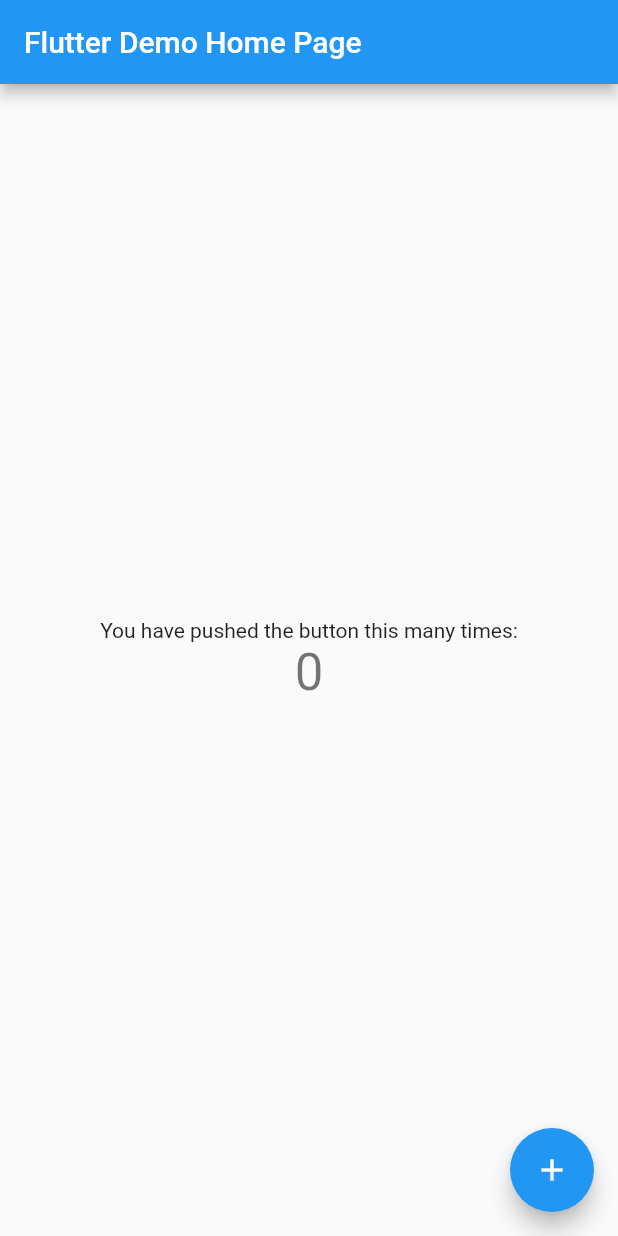
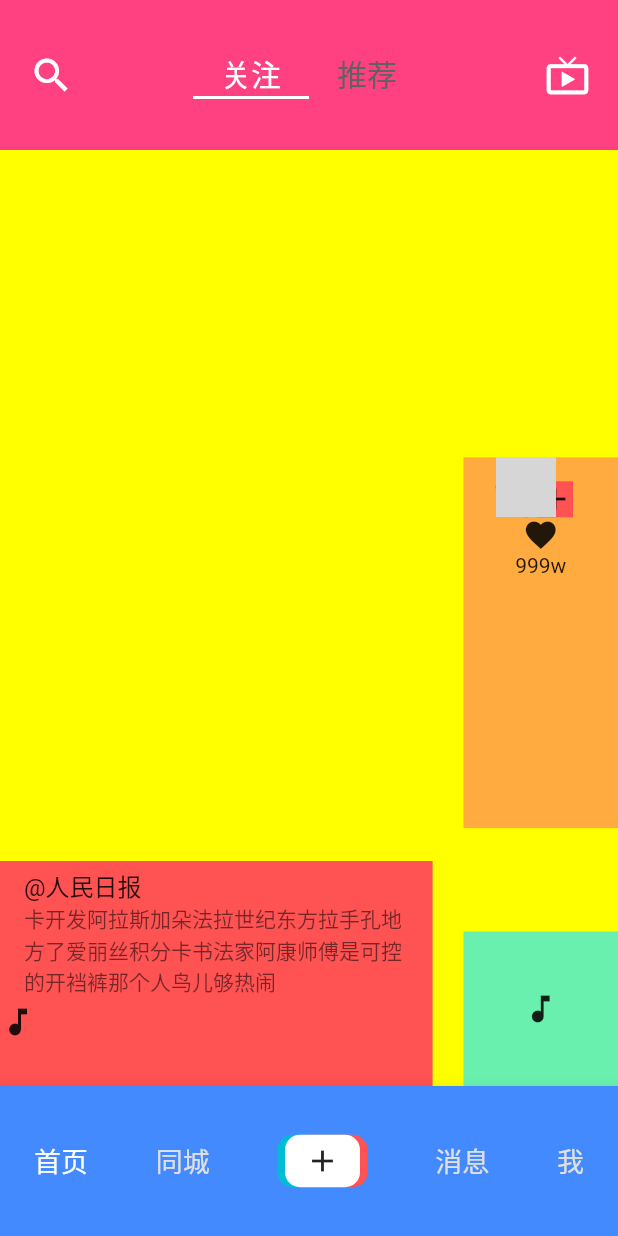
Before and after one commit to vearvip/flutter_study, a Flutter app: the screen it shows after launch, on a phone screen of 412 x 824 dp. Run offline on Flutter 3.47's test engine with Material 2 defaults, Android fonts, the phone set to English and light mode, and no system bars; our stand-ins replace marquee; network calls fail; grey boxes are pictures that could not be loaded.

Commit message:
阶段性保存，写到右侧头像了

```diff
--- a/lib/main.dart
+++ b/lib/main.dart
@@ -1,4 +1,5 @@
 import 'package:flutter/material.dart';
+import 'package:marquee/marquee.dart';
 
 void main() => runApp(MyApp());
 
@@ -7,105 +8,275 @@ class MyApp extends StatelessWidget {
   @override
   Widget build(BuildContext context) {
     return MaterialApp(
-      title: 'Flutter Demo',
-      theme: ThemeData(
-        // This is the theme of your application.
-        //
-        // Try running your application with "flutter run". You'll see the
-        // application has a blue toolbar. Then, without quitting the app, try
-        // changing the primarySwatch below to Colors.green and then invoke
-        // "hot reload" (press "r" in the console where you ran "flutter run",
-        // or simply save your changes to "hot reload" in a Flutter IDE).
-        // Notice that the counter didn't reset back to zero; the application
-        // is not restarted.
-        primarySwatch: Colors.blue,
+      title: '抖嘤',
+      home: Scaffold(
+        body: Container(
+            decoration: BoxDecoration(color: Colors.yellowAccent),
+            child: Home()),
+        bottomNavigationBar: BottomAppBar(
+          child: Container(
+            height: 100,
+            decoration: BoxDecoration(color: Colors.blueAccent),
+            child: BottomBar(),
+          ),
+        ),
       ),
-      home: MyHomePage(title: 'Flutter Demo Home Page'),
     );
   }
 }
 
-class MyHomePage extends StatefulWidget {
-  MyHomePage({Key key, this.title}) : super(key: key);
-
-  // This widget is the home page of your application. It is stateful, meaning
-  // that it has a State object (defined below) that contains fields that affect
-  // how it looks.
-
-  // This class is the configuration for the state. It holds the values (in this
-  // case the title) provided by the parent (in this case the App widget) and
-  // used by the build method of the State. Fields in a Widget subclass are
-  // always marked "final".
-
-  final String title;
+class Home extends StatelessWidget {
+  const Home({Key key}) : super(key: key);
 
   @override
-  _MyHomePageState createState() => _MyHomePageState();
+  Widget build(BuildContext context) {
+    double screenWidth = MediaQuery.of(context).size.width;
+    double screenHeight = MediaQuery.of(context).size.height;
+    return Stack(
+      children: <Widget>[
+        Positioned(
+          top: 0,
+          height: 100,
+          width: screenWidth,
+          child: Container(
+            decoration: BoxDecoration(color: Colors.pinkAccent),
+            child: TopTab(),
+          ),
+        ),
+        Positioned(
+          bottom: 0,
+          width: 0.70 * screenWidth,
+          height: 150,
+          child: Container(
+            decoration: BoxDecoration(color: Colors.redAccent),
+            child: BottomContent(),
+          ),
+        ),
+        Positioned(
+          right: 0,
+          top: 0.37 * screenHeight,
+          width: 0.25 * screenWidth,
+          height: 0.3 * screenHeight,
+          child: Container(
+            decoration: BoxDecoration(color: Colors.orangeAccent),
+              child: getButtonList(),
+          ),
+        ),
+        Positioned(
+          bottom: 0,
+          right: 0,
+          width: 0.25 * screenWidth,
+          height: 0.25 * screenWidth,
+          child: Container(
+            decoration: BoxDecoration(color: Colors.greenAccent),
+            child: RotateAlbum(),
+          ),
+        )
+      ],
+    );
+  }
 }
 
-class _MyHomePageState extends State<MyHomePage> {
-  int _counter = 0;
+class TopTab extends StatefulWidget {
+  TopTab({Key key}) : super(key: key);
 
-  void _incrementCounter() {
-    setState(() {
-      // This call to setState tells the Flutter framework that something has
-      // changed in this State, which causes it to rerun the build method below
-      // so that the display can reflect the updated values. If we changed
-      // _counter without calling setState(), then the build method would not be
-      // called again, and so nothing would appear to happen.
-      _counter++;
-    });
+  @override
+  _TopTabState createState() => _TopTabState();
+}
+
+class _TopTabState extends State<TopTab> with SingleTickerProviderStateMixin {
+  TabController _controller;
+
+  @override
+  void initState() {
+    super.initState();
+    _controller = TabController(vsync: this, length: 2);
   }
 
   @override
   Widget build(BuildContext context) {
-    // This method is rerun every time setState is called, for instance as done
-    // by the _incrementCounter method above.
-    //
-    // The Flutter framework has been optimized to make rerunning build methods
-    // fast, so that you can just rebuild anything that needs updating rather
-    // than having to individually change instances of widgets.
-    return Scaffold(
-      appBar: AppBar(
-        // Here we take the value from the MyHomePage object that was created by
-        // the App.build method, and use it to set our appbar title.
-        title: Text(widget.title),
-      ),
-      body: Center(
-        // Center is a layout widget. It takes a single child and positions it
-        // in the middle of the parent.
-        child: Column(
-          // Column is also a layout widget. It takes a list of children and
-          // arranges them vertically. By default, it sizes itself to fit its
-          // children horizontally, and tries to be as tall as its parent.
-          //
-          // Invoke "debug painting" (press "p" in the console, choose the
-          // "Toggle Debug Paint" action from the Flutter Inspector in Android
-          // Studio, or the "Toggle Debug Paint" command in Visual Studio Code)
-          // to see the wireframe for each widget.
-          //
-          // Column has various properties to control how it sizes itself and
-          // how it positions its children. Here we use mainAxisAlignment to
-          // center the children vertically; the main axis here is the vertical
-          // axis because Columns are vertical (the cross axis would be
-          // horizontal).
-          mainAxisAlignment: MainAxisAlignment.center,
-          children: <Widget>[
-            Text(
-              'You have pushed the button this many times:',
-            ),
-            Text(
-              '$_counter',
-              style: Theme.of(context).textTheme.headline4,
-            ),
-          ],
-        ),
-      ),
-      floatingActionButton: FloatingActionButton(
-        onPressed: _incrementCounter,
-        tooltip: 'Increment',
-        child: Icon(Icons.add),
-      ), // This trailing comma makes auto-formatting nicer for build methods.
+    return Row(
+      crossAxisAlignment: CrossAxisAlignment.center,
+      children: <Widget>[
+        Expanded(
+            flex: 2,
+            child: Icon(
+              Icons.search,
+              size: 30,
+              color: Colors.white,
+            )),
+        Expanded(
+            flex: 8,
+            child: Container(
+                padding: EdgeInsets.symmetric(horizontal: 60),
+                child: TabBar(
+                    indicatorColor: Colors.white,
+                    labelStyle: TextStyle(color: Colors.white, fontSize: 20),
+                    unselectedLabelStyle:
+                        TextStyle(color: Colors.grey[700], fontSize: 20),
+                    controller: _controller,
+                    tabs: <Widget>[Text('关注'), Text('推荐')]))),
+        Expanded(
+            flex: 2,
+            child: Row(
+              children: <Widget>[
+                SizedBox(
+                  width: 20,
+                ),
+                Icon(
+                  Icons.live_tv,
+                  size: 30,
+                  color: Colors.white,
+                )
+              ],
+            )),
+      ],
     );
   }
 }
+
+class BottomBar extends StatelessWidget {
+  const BottomBar({Key key}) : super(key: key);
+
+  @override
+  Widget build(BuildContext context) {
+    return Row(
+      mainAxisAlignment: MainAxisAlignment.spaceAround,
+      children: <Widget>[
+        getBottomWidget('首页', true),
+        getBottomWidget('同城', false),
+        AddIcon(),
+        getBottomWidget('消息', false),
+        getBottomWidget('我', false),
+      ],
+    );
+  }
+}
+
+class AddIcon extends StatelessWidget {
+  const AddIcon({Key key}) : super(key: key);
+
+  @override
+  Widget build(BuildContext context) {
+    return Container(
+      // decoration: BoxDecoration(borderRadius: BorderRadius.circular(20)),
+      height: 35,
+      width: 60,
+      child: Stack(
+        children: <Widget>[
+          Positioned(
+            height: 35,
+            width: 50,
+            child: Container(
+              decoration: BoxDecoration(color: Colors.cyan, borderRadius: BorderRadius.circular(10)),
+
+            ),
+          ),
+          Positioned(
+            height: 35,
+            width: 50,
+            right: 0,
+            child: Container(
+              decoration: BoxDecoration(color: Colors.redAccent, borderRadius: BorderRadius.circular(10)),
+            ),
+          ),
+          Positioned(
+            height: 35,
+            width: 50,
+            right: 5,
+            child: Container(
+              decoration: BoxDecoration(color: Colors.white, borderRadius: BorderRadius.circular(10)),
+              child: Icon(Icons.add),
+            ),
+          )
+        ],
+      ),
+    );
+  }
+}
+getBottomWidget(String content, bool ifSelected) {
+  return Text('$content', style: ifSelected ? TextStyle(fontSize: 18, color: Colors.white) : TextStyle(fontSize: 18, color: Colors.grey[300]),);
+}
+
+class BottomContent extends StatelessWidget {
+  const BottomContent({Key key}) : super(key: key);
+
+  @override
+  Widget build(BuildContext context) {
+    return Container(
+      child: Column(
+        children: <Widget>[
+          ListTile(title: Text('@人民日报'),subtitle: Text('卡开发阿拉斯加朵法拉世纪东方拉手孔地方了爱丽丝积分卡书法家阿康师傅是可控的开裆裤那个人鸟儿够热闹'),),
+          Row(children: <Widget>[
+            Icon(Icons.music_note),
+            // Marquee(text: '人民日报创作的一些吧比较弱有啊老师逻辑朵法拉结束了多看看打卡',)
+          ],)
+        ],
+      ),
+    );
+  }
+}
+
+class RotateAlbum extends StatefulWidget {
+  RotateAlbum({Key key}) : super(key: key);
+
+  @override
+  _RotateAlbumState createState() => _RotateAlbumState();
+}
+
+class _RotateAlbumState extends State<RotateAlbum> with SingleTickerProviderStateMixin {
+  AnimationController _controller;
+  var animation;
+  @override
+  void initState() {
+    super.initState();
+    _controller = AnimationController(vsync: this, duration: Duration(seconds: 2));
+    animation = RotationTransition(turns: Tween(begin: 0.0, end: 1.0).animate(_controller)..addStatusListener((status) {
+      if (status == AnimationStatus.completed) {
+        _controller.forward(from: 0.0);
+      }
+    }),child: Icon(Icons.music_note),);
+    // _controller.forward(from: 0.0);
+  }
+
+  @override
+  Widget build(BuildContext context) {
+    return Container(
+       child: animation,
+    );
+  }
+}
+
+getButtonList() {
+  return Column(children: <Widget>[
+    Container(
+      width: 60,
+      child: Stack(children: <Widget>[
+        CircleAvatar(backgroundImage: NetworkImage('https://timgsa.baidu.com/timg?image&quality=80&size=b9999_10000&sec=1587746983925&di=6bcb3d87b550e41066c230f8c76c4bb1&imgtype=0&src=http%3A%2F%2Fimg2.woyaogexing.com%2F2019%2F03%2F14%2F1ce2963f747a4159a374c4591d599c3b%2521400x400.jpeg'),),
+        Positioned(bottom: 0, left: 27.5,child: Container(
+          child: Icon(Icons.add),
+          decoration: BoxDecoration(color: Colors.redAccent),
+        ),)
+       ],)
+    ),
+    IconText(text: '999w',icon: Icon(Icons.favorite),)
+  ],);
+}
+
+class IconText extends StatelessWidget {
+  final Icon icon;
+  final String text;
+  const IconText({Key key, this.icon, this.text}) : super(key: key);
+
+  @override
+  Widget build(BuildContext context) {
+    return Container(
+      child: Column(
+        mainAxisSize: MainAxisSize.min,
+        children: <Widget>[
+        icon,
+        Text(text)
+      ],),
+    );
+  }
+}
--- a/pubspec.yaml
+++ b/pubspec.yaml
@@ -23,6 +23,7 @@ dependencies:
   # The following adds the Cupertino Icons font to your application.
   # Use with the CupertinoIcons class for iOS style icons.
   cupertino_icons: ^0.1.2
+  marquee: ^1.3.1
 
 dev_dependencies:
   flutter_test:
```
Also changed, not shown: pubspec.lock.
